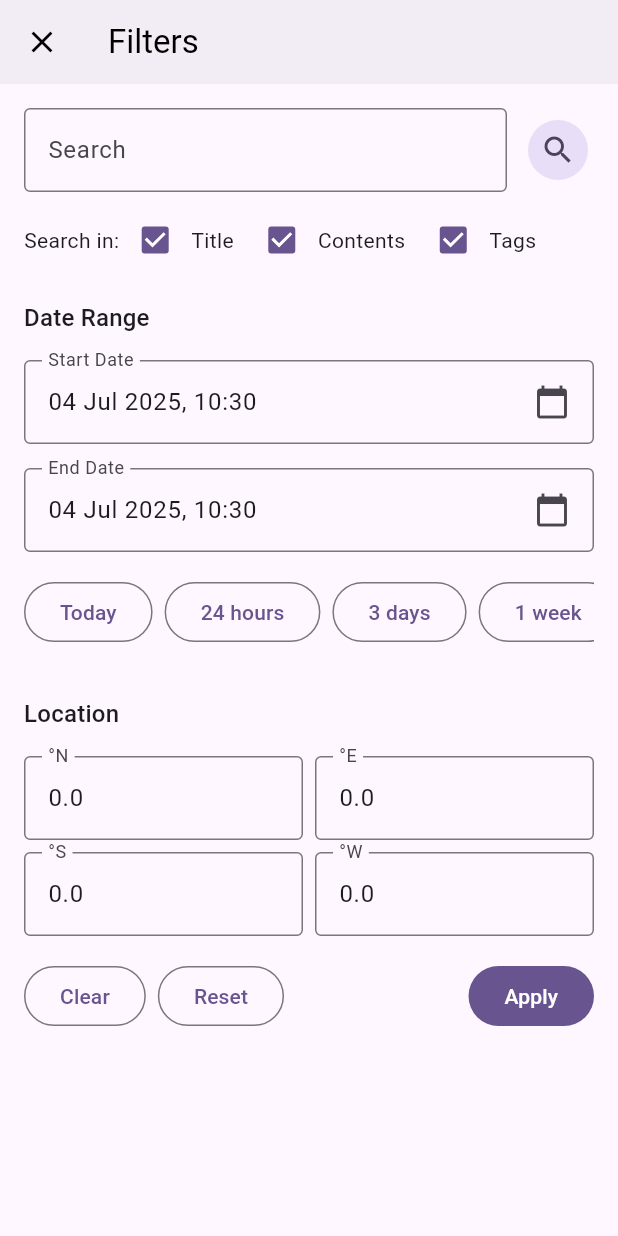
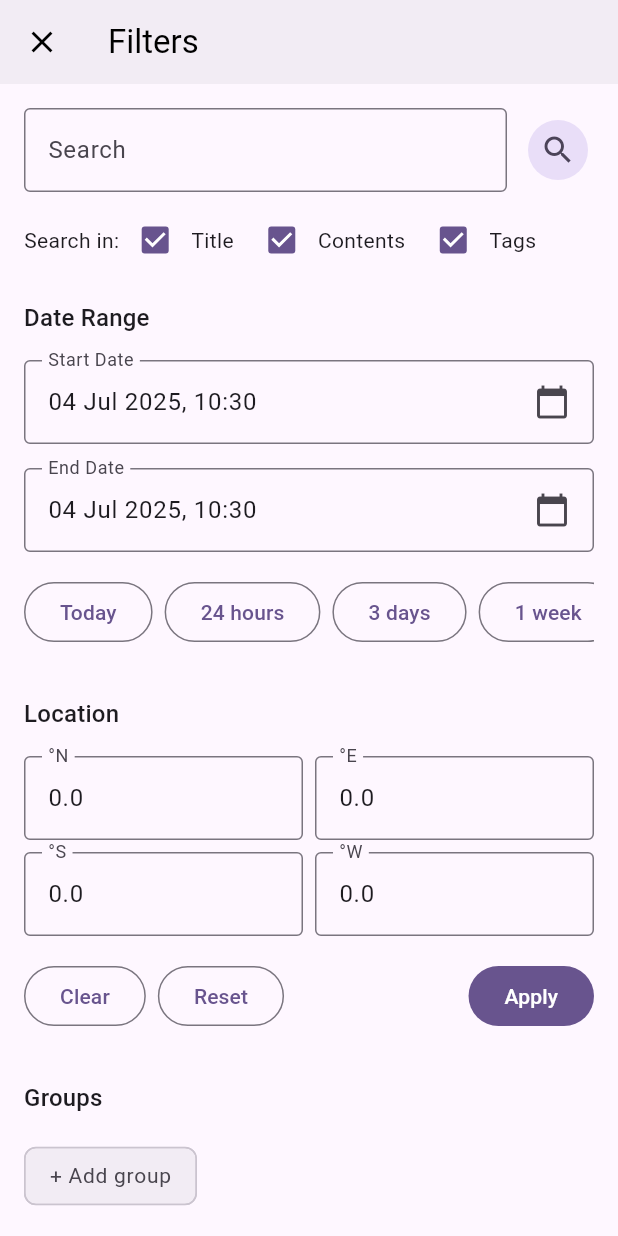
Before and after one commit to Nowaha/assignment_sem6, a Flutter app: the FullscreenFilters widget shown alone on an empty page, opened directly with empty values, on a phone screen of 412 x 824 dp. Run offline on Flutter 3.47's test engine with Material 3 defaults, Android fonts, the phone set to English and light mode, and no system bars; our stand-ins replace file_picker, flutter_map, go_router, latlong2, share_plus; missing offline and left inert: bcrypt, flutter_map_marker_cluster, markdown_widget, mutex; accounts and stored records are empty.

Commit message:
Add groups filter to fullscreen

```diff
--- a/lib/widgets/view/filter/fullscreenfilters.dart
+++ b/lib/widgets/view/filter/fullscreenfilters.dart
@@ -1,5 +1,6 @@
 import 'package:assignment_sem6/allinputscrollbehavior.dart';
 import 'package:assignment_sem6/widgets/input/dateselector.dart';
+import 'package:assignment_sem6/widgets/input/groupinput.dart';
 import 'package:assignment_sem6/widgets/input/timesuggestions.dart';
 import 'package:assignment_sem6/widgets/screen.dart';
 import 'package:assignment_sem6/widgets/view/filter/filters.dart';
@@ -71,6 +72,15 @@ class FullscreenFilters extends StatelessWidget {
               (newLocationRect) =>
                   onFilterApplied(filters.copyWithLocation(newLocationRect)),
         ),
+        SizedBox(),
+        Text("Groups", style: Theme.of(context).textTheme.titleMedium),
+        GroupInput(
+          selectedGroups: filters.groups,
+          maxLength: 100,
+          onChanged:
+              (newGroups) =>
+                  onFilterApplied(filters.copyWith(groups: newGroups)),
+        ),
       ],
     ),
   );
```
